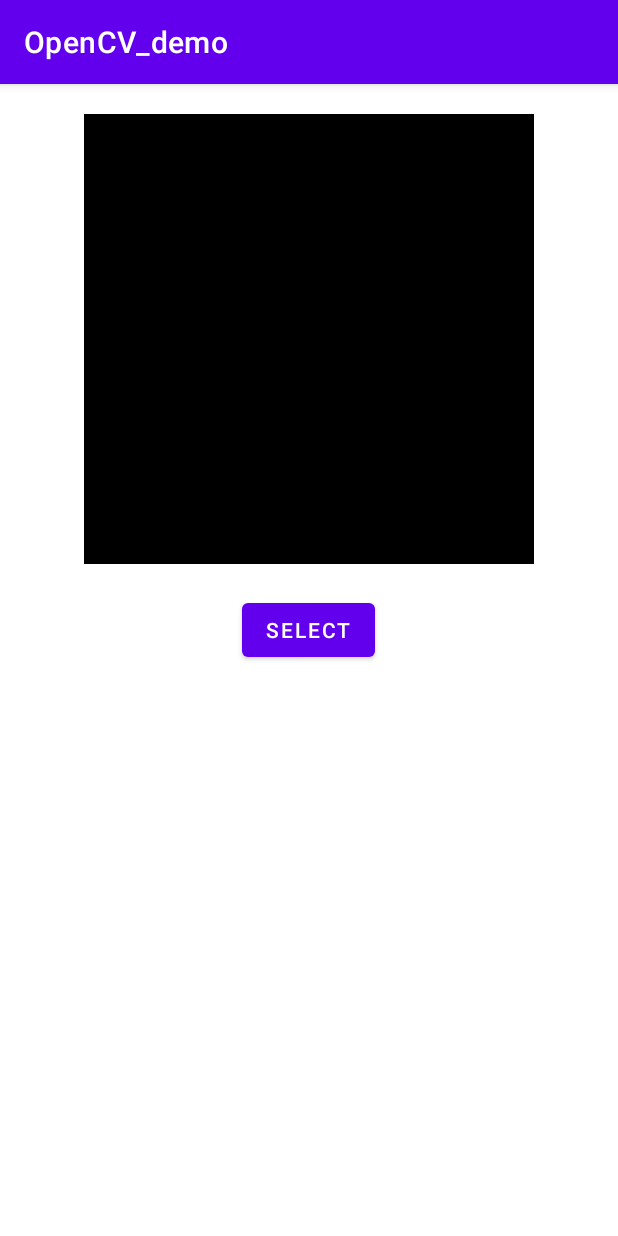
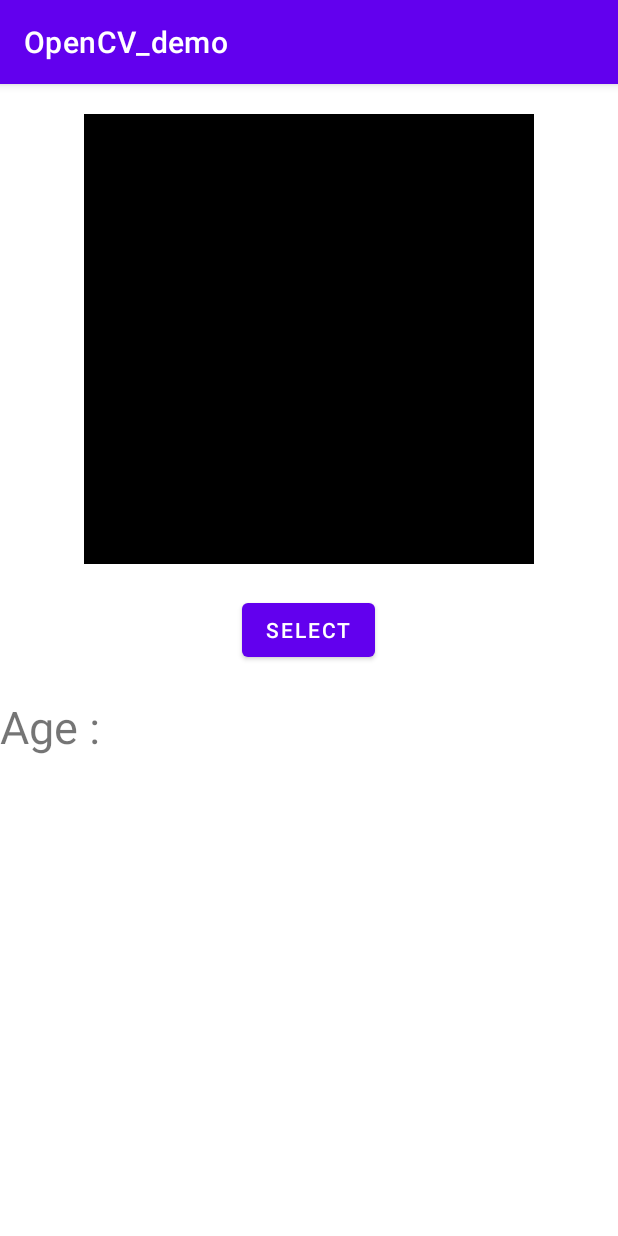
Before and after one commit to FCIS-ASU-Projects/Kids-Zone, an Android app: the screen it shows after launch (MainActivity), on a phone screen of 412 x 824 dp. Run offline under Robolectric (Android 15) with nearby library versions, the phone set to English and light mode, and no system bars; libraries missing offline, so code that uses them is left out: org.opencv.android, org.opencv.core, org.opencv.imgproc, org.tensorflow.lite; 1 statement that could not run was skipped.

Commit message:
Add Age prediction

```diff
--- a/OpenCV_demo/app/src/main/java/com/example/opencv_demo/Face_detection.java
+++ b/OpenCV_demo/app/src/main/java/com/example/opencv_demo/Face_detection.java
@@ -28,6 +28,7 @@ import java.io.File;
 import java.io.FileOutputStream;
 import java.io.InputStream;
 import java.util.ArrayList;
+
 
 public class Face_detection {
     private String modelPath="";
--- a/OpenCV_demo/app/src/main/java/com/example/opencv_demo/MainActivity.java
+++ b/OpenCV_demo/app/src/main/java/com/example/opencv_demo/MainActivity.java
@@ -1,9 +1,12 @@
 package com.example.opencv_demo;
 
 
-
+import org.tensorflow.lite.DataType;
+import org.tensorflow.lite.support.image.ImageProcessor;
+import org.tensorflow.lite.support.image.TensorImage;
 import androidx.annotation.Nullable;
 import androidx.appcompat.app.AppCompatActivity;
+import androidx.print.PrintHelper;
 
 import android.content.Intent;
 import android.graphics.Bitmap;
@@ -14,94 +17,116 @@ import android.provider.MediaStore;
 import android.util.Log;
 import android.view.View;
 import android.widget.Button;
+import android.widget.EditText;
 import android.widget.ImageView;
+import android.widget.TextView;
 
+import com.example.opencv_demo.ml.Mobilenetv2BestModel;
 import com.example.opencv_demo.ml.Yolov5sFace;
 
 import org.opencv.android.OpenCVLoader;
 import org.opencv.android.Utils;
 import org.opencv.core.Mat;
 import org.opencv.imgproc.Imgproc;
+import org.tensorflow.lite.Tensor;
+import org.tensorflow.lite.support.image.ops.ResizeOp;
+import org.tensorflow.lite.support.tensorbuffer.TensorBuffer;
+
 import java.io.File;
 import java.io.FileOutputStream;
+import java.io.IOException;
 import java.io.InputStream;
+
+import java.nio.ByteBuffer;
+import java.nio.ByteOrder;
 
 
 public class MainActivity extends AppCompatActivity {
     Button select;
+    TextView age;
     ImageView imageView;
     Bitmap bitmap;
     Mat mat;
-    int SELECT_CODE=100;
-    @Override
+    int SELECT_CODE = 100;
+
     protected void onCreate(Bundle savedInstanceState) {
         super.onCreate(savedInstanceState);
         setContentView(R.layout.activity_main);
 
-        if(OpenCVLoader.initDebug()) Log.i("loader","success");
-        else Log.i("loader","err");
+        age = (TextView) findViewById(R.id.age);
 
-        select=findViewById(R.id.select);
-        imageView=findViewById(R.id.image);
-        select.setOnClickListener(new View.OnClickListener(){
+        if (OpenCVLoader.initDebug()) Log.i("loader", "success");
+        else Log.i("loader", "err");
+
+        select = findViewById(R.id.select);
+        imageView = findViewById(R.id.image);
+        select.setOnClickListener(new View.OnClickListener() {
             @Override
             public void onClick(View view) {
-                Intent intent=new Intent(Intent.ACTION_GET_CONTENT);
+                Intent intent = new Intent(Intent.ACTION_GET_CONTENT);
                 intent.setType("image/*");
-                startActivityForResult(intent,SELECT_CODE);
+                startActivityForResult(intent, SELECT_CODE);
             }
 
 
         });
     }
 
+
     @Override
     protected void onActivityResult(int requestCode, int resultCode, @Nullable Intent data) {
         super.onActivityResult(requestCode, resultCode, data);
-        if(requestCode == SELECT_CODE && data != null)
+
+        if (requestCode == SELECT_CODE && data != null)
         {
             try {
-                bitmap= MediaStore.Images.Media.getBitmap(this.getContentResolver(),data.getData());
+                bitmap = MediaStore.Images.Media.getBitmap(this.getContentResolver(), data.getData());
                 imageView.setImageBitmap(bitmap);
 //                Bitmap bMap=BitmapFactory.decodeResource(getResources(),R.drawable.faces);
                 mat = new Mat();
-                Utils.bitmapToMat(bitmap,mat);
-                Imgproc.cvtColor(mat,mat,Imgproc.COLOR_BGRA2RGB);
+                Utils.bitmapToMat(bitmap, mat);
+                Imgproc.cvtColor(mat, mat, Imgproc.COLOR_BGRA2RGB);
 //                Utils.matToBitmap(mat,bitmap);
-                File f= new File(getCacheDir()+"/yolov5s-face.onnx");
 
-                if(!f.exists())try {
-                    InputStream is=getAssets().open("yolov5s-face.onnx");
-                    int size=is.available();
-                    byte[] bufer=new byte[size];
+
+                File f = new File(getCacheDir() + "/yolov5s-face.onnx");
+
+                if (!f.exists()) try {
+                    InputStream is = getAssets().open("yolov5s-face.onnx");
+                    int size = is.available();
+                    byte[] bufer = new byte[size];
                     is.read(bufer);
                     is.close();
 
-                    FileOutputStream fos=new FileOutputStream(f);
+                    FileOutputStream fos = new FileOutputStream(f);
                     fos.write(bufer);
                     fos.close();
-                }catch (Exception e){
-                    Log.i("Exception","failed to read model file");
+                } catch (Exception e) {
+                    Log.i("Exception", "failed to read model file");
                 }
-                Face_detection yolo=new Face_detection(f.getPath(),0.45f,0.3f);
-                Bitmap frame=yolo.detect_face(mat,MainActivity.this);
 
-                 if(frame != null)
-                 {
-                     imageView.setImageBitmap(frame);
-                 }
-                 //Log.i("size of data",String.valueOf(outs.get(0).size()));
+                Age_prediction AGE = new Age_prediction();
+                age.setText("Age Range: " + AGE.detection_prediction(f,mat,getApplicationContext(), MainActivity.this));
+
+//                Face_detection yolo = new Face_detection(f.getPath(), 0.45f, 0.3f);
+//                Bitmap frame = yolo.detect_face(mat, MainActivity.this);
+//
+//
+//                if (frame != null)
+//                {
+//                    imageView.setImageBitmap(frame);
+//                    Age_prediction Dage = new Age_prediction();
+//                    age.setText("Age Range: " + Dage.predict_age(frame,getApplicationContext()));
+//                }
 
 
 
+                //Log.i("size of data",String.valueOf(outs.get(0).size()));
+
             } catch (Exception e) {
-                Log.i("Exception",e.getMessage());
+                Log.i("Exception", e.getMessage());
             }
 
         }
     }
-
-
-
-
 }
--- a/OpenCV_demo/app/src/main/res/layout/activity_main.xml
+++ b/OpenCV_demo/app/src/main/res/layout/activity_main.xml
@@ -24,5 +24,14 @@
         android:id="@+id/select"
         />
 
+    <TextView
+        android:id="@+id/age"
+        android:layout_width="match_parent"
+        android:layout_height="40dp"
+        android:layout_below="@+id/select"
+        android:layout_marginTop="20dp"
+        android:text = "Age : "
+        android:textSize="30dp" />
+
 
 </RelativeLayout>
```
Also changed, not shown: OpenCV_demo/app/src/main/java/com/example/opencv_demo/Age_prediction.java (added, +94 -0 lines), 865 other files.
